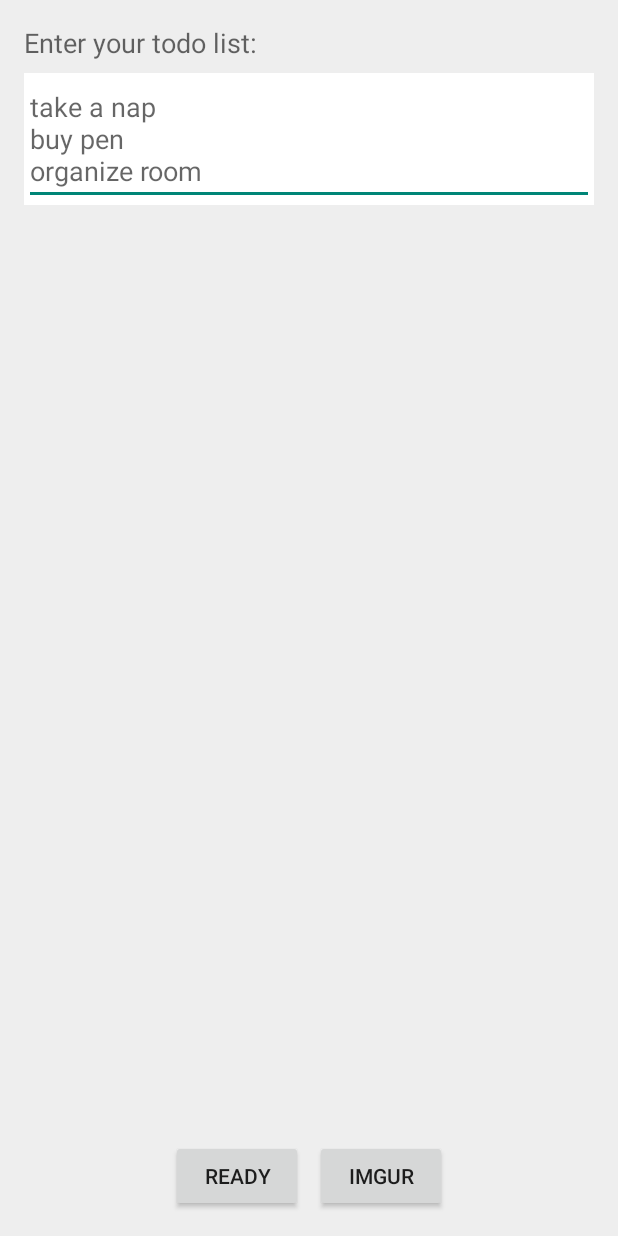
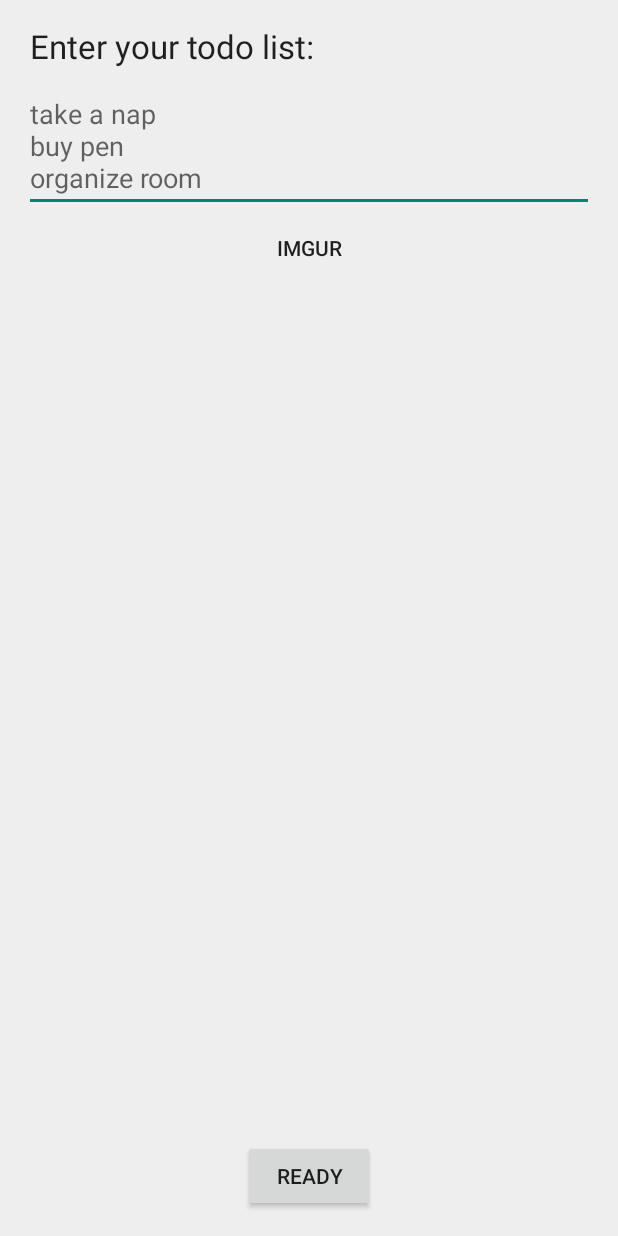
Before and after one commit to vinc3m1/nowdothis, an Android app: the screen it shows after launch (NowDoThisActivity), on a phone screen of 412 x 824 dp. Run offline under Robolectric (Android 15) with nearby library versions, the phone set to English and light mode, and no system bars; our stand-ins replace ButterKnife, Dagger/Hilt's generated code.

Commit message:
tweak some layouts

```diff
--- a/src/main/res/layout/activity_imgur_upload.xml
+++ b/src/main/res/layout/activity_imgur_upload.xml
@@ -18,6 +18,7 @@
         />
     <Button
         android:id="@+id/btn_choose"
+        style="?android:attr/borderlessButtonStyle"
         android:layout_width="wrap_content"
         android:layout_height="wrap_content"
         android:layout_gravity="center"
--- a/src/main/res/layout/fragment_editlist.xml
+++ b/src/main/res/layout/fragment_editlist.xml
@@ -15,18 +15,17 @@
       android:layout_width="wrap_content"
       android:layout_height="wrap_content"
       android:layout_marginBottom="8dp"
+      android:layout_marginLeft="4dp"
+      android:layout_marginStart="4dp"
       android:text="@string/label_list"
-      android:textAppearance="?android:textAppearanceMedium"
+      android:textAppearance="?android:textAppearanceLarge"
       />
-  <FrameLayout
+  <LinearLayout
       android:layout_width="match_parent"
       android:layout_height="0dp"
       android:layout_weight="1"
-      >
-    <FrameLayout
-        android:layout_width="match_parent"
-        android:layout_height="wrap_content"
-        android:background="#FFF"
+      android:gravity="center_horizontal"
+      android:orientation="vertical"
       >
     <EditText
         android:id="@+id/editor"
@@ -38,29 +37,19 @@
         android:inputType="textMultiLine"
         android:minLines="3"
         />
-    </FrameLayout>
-  </FrameLayout>
-  <LinearLayout
+    <Button
+        android:id="@+id/btn_imgur"
+        style="?android:attr/borderlessButtonStyle"
         android:layout_width="wrap_content"
         android:layout_height="wrap_content"
-      android:layout_gravity="center_horizontal"
-      android:orientation="horizontal"
-      >
+        android:text="@string/imgur"
+        />
+  </LinearLayout>
   <Button
       android:id="@+id/btn_ready"
       android:layout_width="wrap_content"
       android:layout_height="wrap_content"
-        android:paddingLeft="16dp"
-        android:paddingRight="16dp"
+      android:layout_gravity="center_horizontal"
       android:text="@string/ready"
       />
-    <Button
-        android:id="@+id/btn_imgur"
-        android:layout_width="wrap_content"
-        android:layout_height="wrap_content"
-        android:layout_marginLeft="8dp"
-        android:layout_marginStart="8dp"
-        android:text="@string/imgur"
-        />
 </LinearLayout>
-</LinearLayout>
```
Lines whose indentation alone changed are shown as unchanged.
